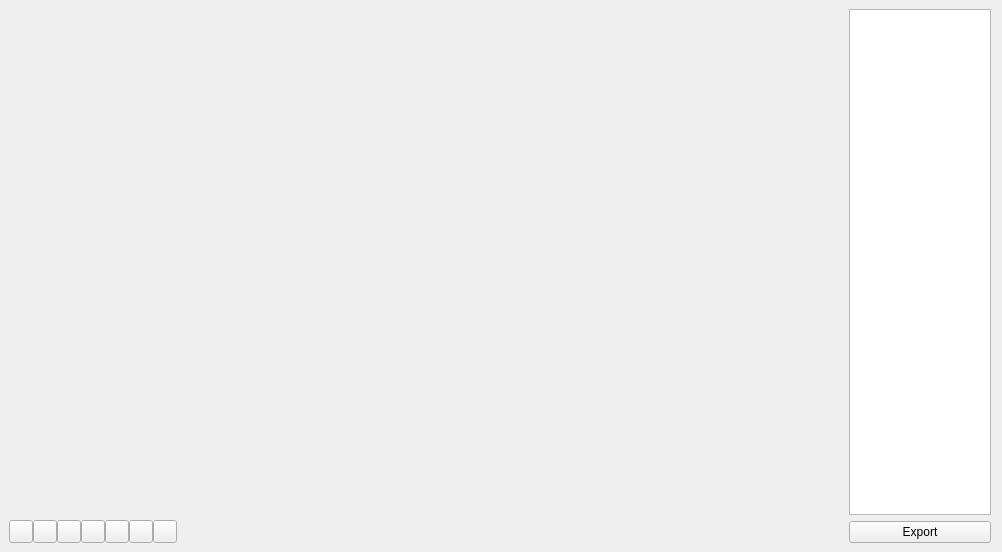
Old version of the form mainwindow.ui in the repository CarlosFdez/videocrop.
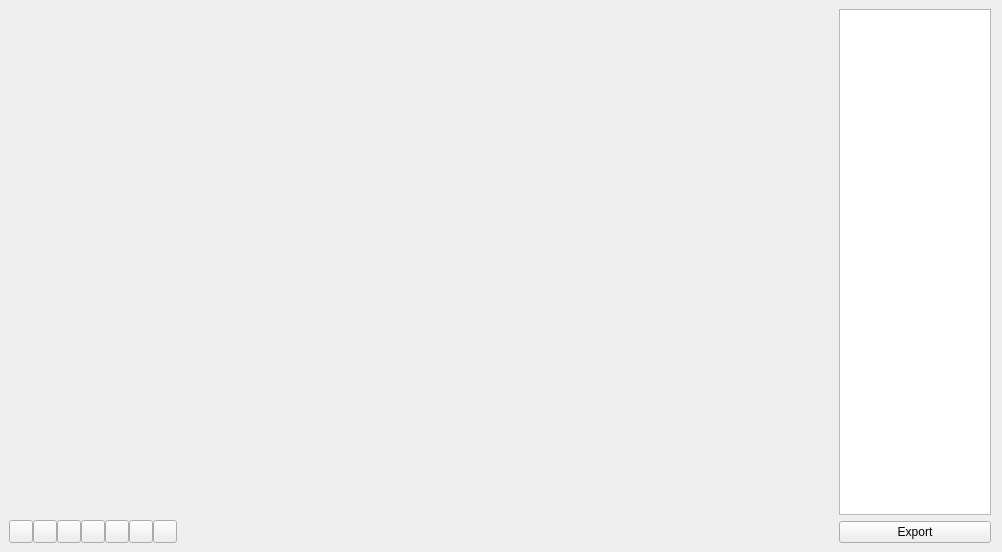
New version of the form. Icons and pictures are not drawn.

```diff
--- a/mainwindow.ui
+++ b/mainwindow.ui
@@ -15,19 +15,20 @@
   </property>
   <property name="styleSheet">
    <string notr="true">#rightSide {
-	min-width: 140px;
-	max-width: 140px;
+	min-width: 150px;
+	max-width: 150px;
 	padding: 0 4px;
 }
 
 #rangeInput {
-	min-width: 140px;
-	max-width: 140px;
+	min-width: 150px;
+	max-width: 150px;
+	font-size: 0.8em;
 }
 
 #exportButton {
-	min-width: 140px;
-	max-width: 140px;
+	min-width: 150px;
+	max-width: 150px;
 }
 
 #statusBar QToolButton {
@@ -244,13 +245,13 @@
       </property>
       <property name="minimumSize">
        <size>
-        <width>148</width>
+        <width>158</width>
         <height>0</height>
        </size>
       </property>
       <property name="maximumSize">
        <size>
-        <width>148</width>
+        <width>158</width>
         <height>16777215</height>
        </size>
       </property>
@@ -293,7 +294,7 @@
          </property>
          <property name="minimumSize">
           <size>
-           <width>142</width>
+           <width>152</width>
            <height>0</height>
           </size>
          </property>
```
